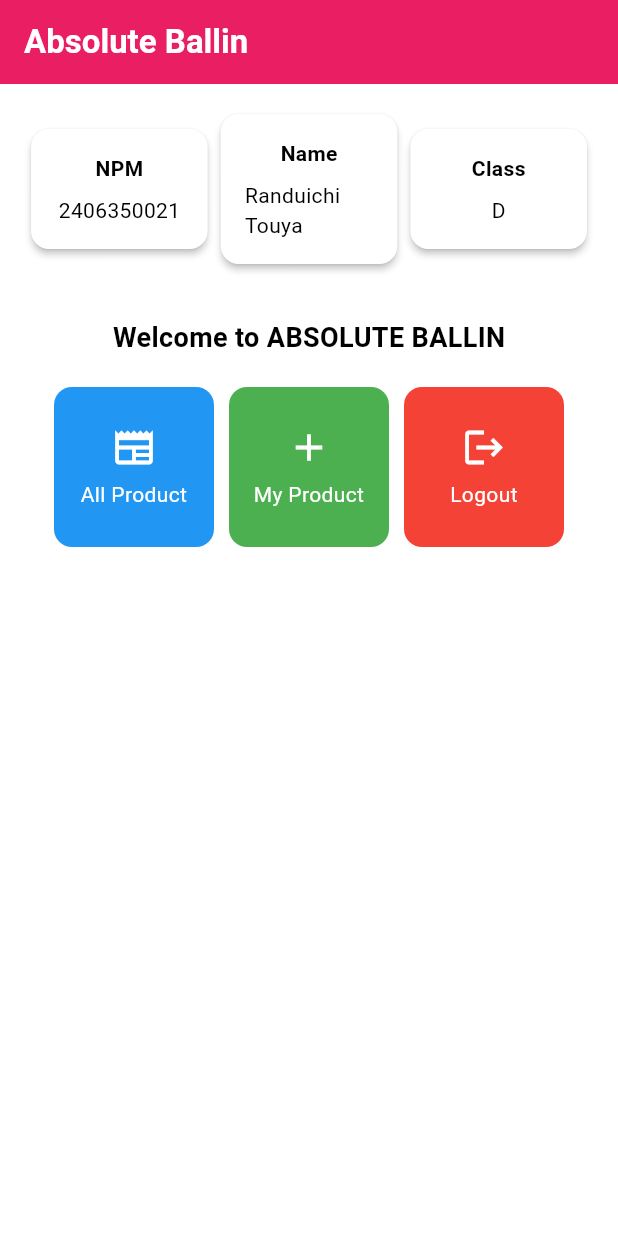
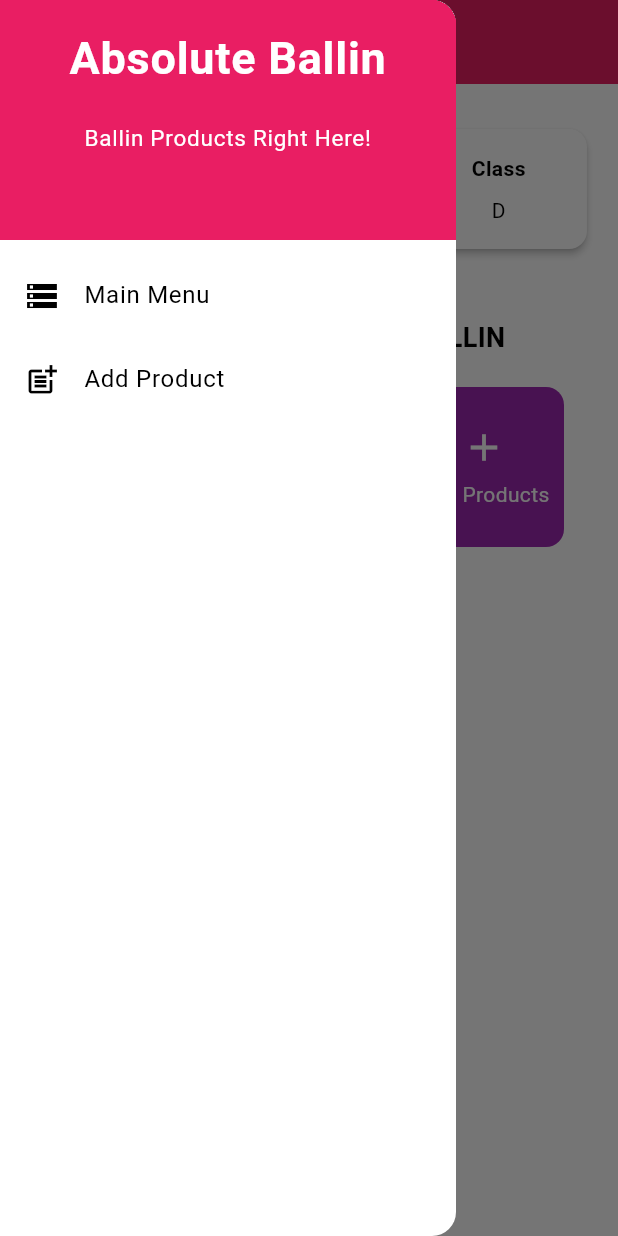
Before and after one commit to Sxccv/absolute-ballin-Flutter, a Flutter app: the screen it shows after launch, with the side drawer open (before the commit the screen has no drawer), on a phone screen of 412 x 824 dp. Run offline on Flutter 3.47's test engine with Material 3 defaults, Android fonts, the phone set to English and light mode, and no system bars.

Commit message:
Finished tugas 8

```diff
--- a/lib/menu.dart
+++ b/lib/screens/menu.dart
@@ -1,5 +1,6 @@
+import 'package:absolute_ballin/widgets/left_drawer.dart';
 import 'package:flutter/material.dart';
-
+import 'package:absolute_ballin/widgets/product_card.dart';
 
 class MyHomePage extends StatelessWidget {
   MyHomePage({super.key});
@@ -9,10 +10,10 @@ class MyHomePage extends StatelessWidget {
     final String kelas = "D"; // Class
 
     final List<ItemHomepage> items = [
-    ItemHomepage("All Product", Icons.newspaper, Colors.blue),
-    ItemHomepage("My Product", Icons.add, Colors.green),
-    ItemHomepage("Logout", Icons.logout, Colors.red),
-  ];
+      ItemHomepage("All Products", Icons.storage, Colors.deepPurple),
+      ItemHomepage("My Products", Icons.store_mall_directory, Colors.red),
+      ItemHomepage("Add Products", Icons.add, Colors.purple),
+    ];
 
   @override
   Widget build(BuildContext context) {
@@ -27,6 +28,7 @@ class MyHomePage extends StatelessWidget {
         ),
         backgroundColor: Theme.of(context).colorScheme.primary,
       ),
+      drawer: LeftDrawer(),
       body: Padding(
         padding: const EdgeInsets.all(16.0),
         child: Column(
@@ -56,7 +58,6 @@ class MyHomePage extends StatelessWidget {
                       ),
                     ),
                   ),
-
 
                   GridView.count(
                     primary: true,
@@ -121,57 +122,3 @@ class ItemHomepage {
  final Color color;
  ItemHomepage(this.name, this.icon, this.color);
 }
-
-class ItemCard extends StatelessWidget {
-
-
-  final ItemHomepage item;
-
-  const ItemCard(this.item, {super.key});
-
-  @override
-  Widget build(BuildContext context) {
-    return Material(
-
-      color: item.color,
-
-      borderRadius: BorderRadius.circular(12),
-
-      child: InkWell(
-
-        onTap: () {
-
-          ScaffoldMessenger.of(context)
-            ..hideCurrentSnackBar()
-            ..showSnackBar(
-              SnackBar(content: Text("Kamu telah menekan tombol ${item.name}!"))
-            );
-        },
-
-        child: Container(
-          padding: const EdgeInsets.all(8),
-          child: Center(
-            child: Column(
-
-              mainAxisAlignment: MainAxisAlignment.center,
-              children: [
-                Icon(
-                  item.icon,
-                  color: Colors.white,
-                  size: 30.0,
-                ),
-                const Padding(padding: EdgeInsets.all(3)),
-                Text(
-                  item.name,
-                  textAlign: TextAlign.center,
-                  style: const TextStyle(color: Colors.white),
-                ),
-              ],
-            ),
-          ),
-        ),
-      ),
-    );
-  }
-
-}
--- /dev/null
+++ b/lib/widgets/left_drawer.dart
@@ -0,0 +1,64 @@
+import 'package:flutter/material.dart';
+import 'package:absolute_ballin/screens/menu.dart';
+import 'package:absolute_ballin/screens/product_form.dart';
+
+class LeftDrawer extends StatelessWidget {
+  const LeftDrawer({super.key});
+
+  @override
+  Widget build(BuildContext context) {
+    return Drawer(
+      child: ListView(
+        children: [
+          const DrawerHeader(
+            decoration: BoxDecoration(color: Colors.pink),
+            child: Column(
+              children: [
+                Text(
+                  'Absolute Ballin',
+                  textAlign: TextAlign.center,
+                  style: TextStyle(
+                    fontSize: 30,
+                    fontWeight: FontWeight.bold,
+                    color: Colors.white,
+                  ),
+                ),
+                Padding(padding: EdgeInsets.all(10)),
+                Text(
+                  "Ballin Products Right Here!",
+                  textAlign: TextAlign.center,
+                  style: TextStyle(
+                    fontSize: 15,
+                    fontWeight: FontWeight.normal,
+                    color: Colors.white,
+                  ),
+                ),
+              ],
+            ),
+          ),
+          ListTile(
+            leading: const Icon(Icons.storage),
+            title: const Text('Main Menu'),
+            onTap: () {
+              Navigator.pushReplacement(
+                context,
+                MaterialPageRoute(builder: (context) => MyHomePage()),
+              );
+            },
+          ),
+          ListTile(
+            leading: const Icon(Icons.post_add),
+            title: const Text('Add Product'),
+            onTap: () {
+              Navigator.pushReplacement(
+                context,
+                MaterialPageRoute(builder: (context) => ProductFormPage()),
+              );
+            },
+          ),
+          // TODO: Buat ListTile baru untuk ke halaman melihat news
+        ],
+      ),
+    );
+  }
+}
--- /dev/null
+++ b/lib/widgets/product_card.dart
@@ -0,0 +1,52 @@
+import 'package:flutter/material.dart';
+import 'package:absolute_ballin/screens/menu.dart';
+import 'package:absolute_ballin/screens/product_form.dart';
+
+class ItemCard extends StatelessWidget {
+  // Menampilkan kartu dengan ikon dan nama.
+
+  final ItemHomepage item;
+
+  const ItemCard(this.item, {super.key});
+
+  @override
+  Widget build(BuildContext context) {
+    return Material(
+      color: item.color,
+      borderRadius: BorderRadius.circular(12),
+
+      child: InkWell(
+        onTap: () {
+          ScaffoldMessenger.of(context)
+            ..hideCurrentSnackBar()
+            ..showSnackBar(SnackBar(
+            content: Text("Kamu telah menekan tombol ${item.name}!")));
+
+          if (item.name == "Add Products") {
+            Navigator.push(
+                context,
+                MaterialPageRoute(builder: (context) => ProductFormPage()),
+              );
+          }
+        },
+        child: Container(
+          padding: const EdgeInsets.all(8),
+          child: Center(
+            child: Column(
+              mainAxisAlignment: MainAxisAlignment.center,
+              children: [
+                Icon(item.icon, color: Colors.white, size: 30.0),
+                const Padding(padding: EdgeInsets.all(3)),
+                Text(
+                  item.name,
+                  textAlign: TextAlign.center,
+                  style: const TextStyle(color: Colors.white),
+                ),
+              ],
+            ),
+          ),
+        ),
+      ),
+    );
+  }
+}
```
Also changed, not shown: lib/main.dart (+1 -16 lines), lib/screens/product_form.dart (added, +281 -0 lines), 1 other file.
